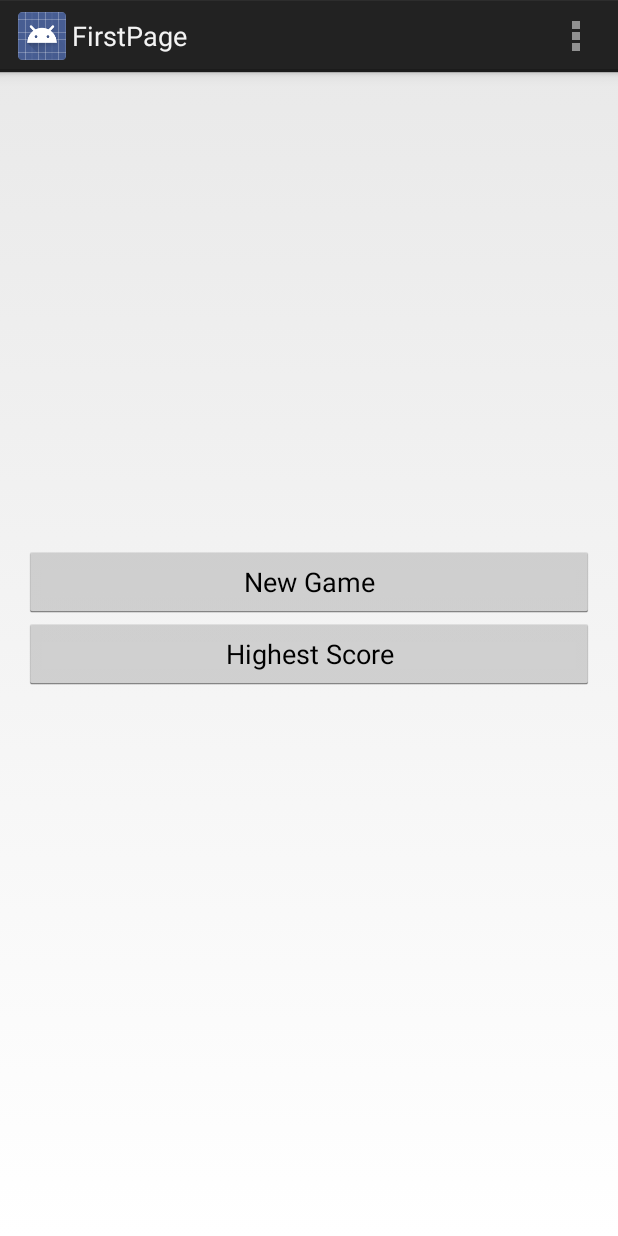
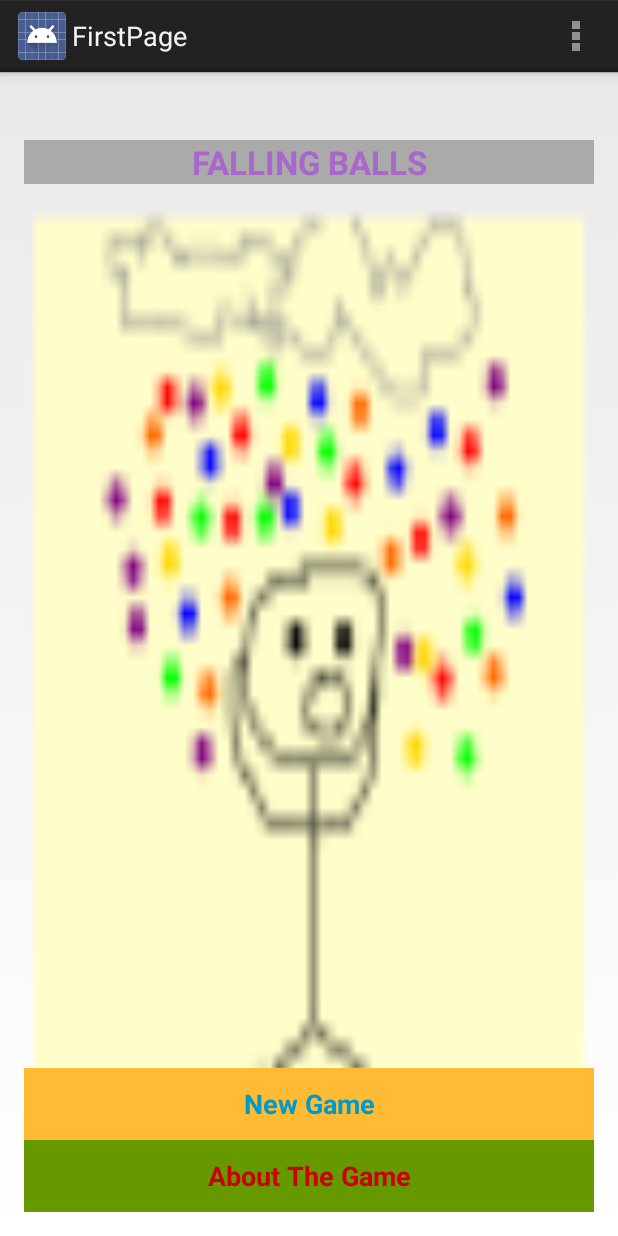
Before and after one commit to abdulmerhi11/StickyFallingBalls, an Android app: the screen it shows after launch (FirstPage), on a phone screen of 412 x 824 dp. Run offline under Robolectric (Android 15) with nearby library versions, the phone set to English and light mode, and no system bars.

```diff
--- a/app/src/main/java/edu/augustana/csc490/gamestarter/MainGameView.java
+++ b/app/src/main/java/edu/augustana/csc490/gamestarter/MainGameView.java
@@ -128,6 +128,7 @@ public class MainGameView extends SurfaceView implements SurfaceHolder.Callback
         myBall.x = myBall.radius + rand.nextInt(screenWidth - 2*myBall.radius);
         myBall.y = - myBall.radius;
         ballsDisplayed.clear();
+        ballsExploded.clear();
 
         speed = 30;
 
@@ -144,7 +145,7 @@ public class MainGameView extends SurfaceView implements SurfaceHolder.Callback
     }
 
 
-
+    // checks if the game reached an end
     public boolean checkGameOver(){
         if(!myBall.isFalling && myBall.getBottomY() < 2*myBall.radius){
             return true;
@@ -153,6 +154,7 @@ public class MainGameView extends SurfaceView implements SurfaceHolder.Callback
         }
     }
 
+    //displays a Game Over dialog with the results of the game
     private void showGameOverDialog (){
         final DialogFragment gameResult = new DialogFragment() {
 
@@ -160,11 +162,13 @@ public class MainGameView extends SurfaceView implements SurfaceHolder.Callback
                AlertDialog.Builder builder = new AlertDialog.Builder(getActivity());
                builder.setTitle("GAME OVER");
 
-               builder.setMessage("Your Score: " +score+ "\nHighest Score: " +highestScore+ "\nBalls Shot: ");
+               int ballsShot = ballsExploded.size();
+               builder.setMessage("Your Score: " +score+ "\nHighest Score: " +highestScore+ "\nBalls Shot: "+ballsShot);
                builder.setPositiveButton(R.string.reset_game, new DialogInterface.OnClickListener() {
                    @Override
                    public void onClick(DialogInterface dialog, int which) {
                        dialogIsDisplayed = false;
+                       isGameOver = true;
                        startNewGame();
                    }
                });
@@ -253,8 +257,10 @@ public class MainGameView extends SurfaceView implements SurfaceHolder.Callback
 
     }
 
+    // checks if the ball is hit
     public void explodeBall (int touchX, int touchY) {
         if (myBall.contains(touchX, touchY)) {
+            ballsExploded.add(myBall);
             score = score + myBall.colorPoints();
             colorBallText = randomColor();
             scoreString = ""+ score;
--- a/app/src/main/res/layout/activity_first_page.xml
+++ b/app/src/main/res/layout/activity_first_page.xml
@@ -4,8 +4,25 @@
     android:paddingRight="@dimen/activity_horizontal_margin"
     android:paddingTop="@dimen/activity_vertical_margin"
     android:paddingBottom="@dimen/activity_vertical_margin"
-    tools:context="edu.augustana.csc490.gamestarter.FirstPage">
+    tools:context="edu.augustana.csc490.gamestarter.FirstPage"
+    android:background="@mipmap/rainbg">
 
+
+    <TextView
+        android:layout_width="fill_parent"
+        android:layout_height="wrap_content"
+        android:textAppearance="?android:attr/textAppearanceLarge"
+        android:text="FALLING BALLS"
+        android:id="@+id/fallingballs"
+        android:background="@android:color/darker_gray"
+        android:autoText="false"
+        android:gravity="center"
+        android:textStyle="bold"
+        android:textColor="@android:color/holo_purple"
+        android:layout_marginTop="29dp"
+        android:layout_alignParentTop="true"
+        android:layout_alignParentRight="true"
+        android:layout_alignParentEnd="true" />
 
     <Button
         android:layout_width="fill_parent"
@@ -13,16 +30,24 @@
         android:text="New Game"
         android:id="@+id/newGameB"
         android:layout_above="@+id/highestScoreB"
-        android:layout_centerHorizontal="true"
-        android:textAlignment="center" />
+        android:textAlignment="center"
+        android:shadowColor="@android:color/holo_orange_dark"
+        android:textStyle="bold"
+        android:textColor="@android:color/holo_blue_dark"
+        android:background="@android:color/holo_orange_light" />
 
     <Button
         android:layout_width="fill_parent"
         android:layout_height="wrap_content"
-        android:text="Highest Score"
+        android:text="About The Game"
         android:id="@+id/highestScoreB"
-        android:layout_centerVertical="true"
-        android:layout_alignLeft="@+id/newGameB"
-        android:layout_alignStart="@+id/newGameB" />
+        android:textStyle="bold"
+        android:textColor="@android:color/holo_red_dark"
+        android:background="@android:color/holo_green_dark"
+        android:shadowColor="@android:color/holo_orange_light"
+
+        android:layout_alignParentBottom="true"
+        android:layout_alignParentLeft="true"
+        android:layout_alignParentStart="true" />
 
 </RelativeLayout>
```
Also changed, not shown: app/src/main/bgpic-web.png (added), app/src/main/rainbg-web.png (added), app/src/main/res/mipmap-hdpi/bgpic.png (added), app/src/main/res/mipmap-hdpi/rainbg.png (added), app/src/main/res/mipmap-mdpi/bgpic.png (added), app/src/main/res/mipmap-mdpi/rainbg.png (added), app/src/main/res/mipmap-xhdpi/bgpic.png (added), app/src/main/res/mipmap-xhdpi/rainbg.png (added), app/src/main/res/mipmap-xxhdpi/bgpic.png (added), app/src/main/res/mipmap-xxhdpi/rainbg.png (added), app/src/main/res/mipmap-xxxhdpi/bgpic.png (added), app/src/main/res/mipmap-xxxhdpi/rainbg.png (added), 2 other files.
